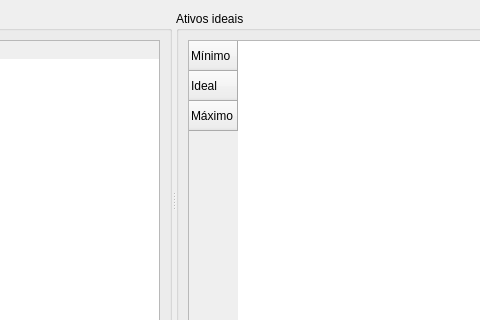
Before: the Qt Designer form forms/idealAssetsEditor.ui in gusttav-lang/Financial-Controller, drawn with Qt 5; both pictures show x 388 to 868 and y 0 to 320 of the 1124 by 781 pixel window.
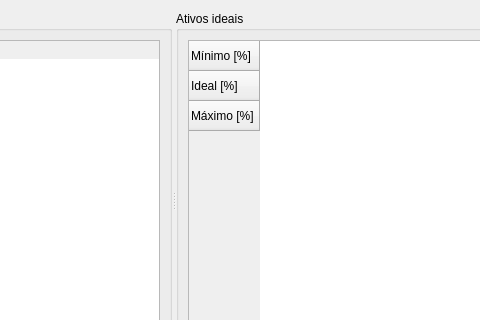
After: the same form once the commit is applied.

```diff
--- a/forms/idealAssetsEditor.ui
+++ b/forms/idealAssetsEditor.ui
@@ -62,17 +62,17 @@
         <widget class="QTableWidget" name="tableWidget_ideal">
          <row>
           <property name="text">
-           <string>Mínimo</string>
+           <string>Mínimo [%]</string>
           </property>
          </row>
          <row>
           <property name="text">
-           <string>Ideal</string>
+           <string>Ideal [%]</string>
           </property>
          </row>
          <row>
           <property name="text">
-           <string>Máximo</string>
+           <string>Máximo [%]</string>
           </property>
          </row>
         </widget>
```
Left out of the diff: 2 changed lines with no effect on the pictures.
